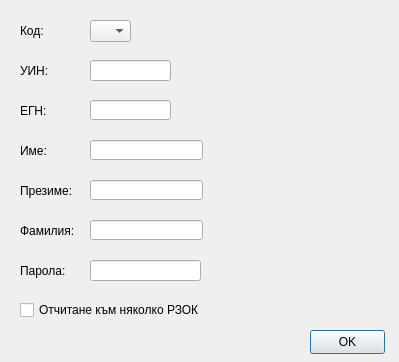
This is src/View/DoctorSettingsDialog/DoctorSettingsDialog.ui in thefinalcutbg/DinoDent as Qt 5 draws it before an edit. The edited form follows.
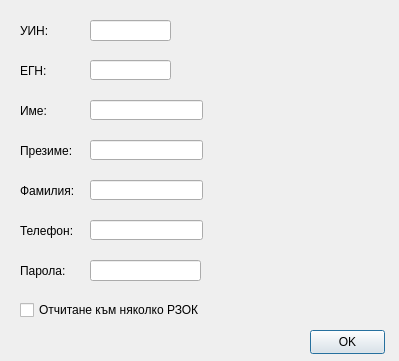
This is the edited form. Custom widgets are drawn as their Qt base class.

Commit message: Doctor specialty moved to DoctorPractice

The edit to the form file:
```diff
--- a/src/View/DoctorSettingsDialog/DoctorSettingsDialog.ui
+++ b/src/View/DoctorSettingsDialog/DoctorSettingsDialog.ui
@@ -7,7 +7,7 @@
     <x>0</x>
     <y>0</y>
     <width>399</width>
-    <height>362</height>
+    <height>361</height>
    </rect>
   </property>
   <property name="sizePolicy">
@@ -23,7 +23,7 @@
    <property name="geometry">
     <rect>
      <x>90</x>
-     <y>60</y>
+     <y>20</y>
      <width>81</width>
      <height>21</height>
     </rect>
@@ -32,21 +32,11 @@
     <number>9</number>
    </property>
   </widget>
-  <widget class="QComboBox" name="specialty">
-   <property name="geometry">
-    <rect>
-     <x>90</x>
-     <y>20</y>
-     <width>41</width>
-     <height>22</height>
-    </rect>
-   </property>
-  </widget>
   <widget class="QLabel" name="label">
    <property name="geometry">
     <rect>
      <x>20</x>
-     <y>60</y>
+     <y>20</y>
      <width>49</width>
      <height>21</height>
     </rect>
@@ -59,7 +49,7 @@
    <property name="geometry">
     <rect>
      <x>20</x>
-     <y>140</y>
+     <y>100</y>
      <width>49</width>
      <height>21</height>
     </rect>
@@ -72,7 +62,7 @@
    <property name="geometry">
     <rect>
      <x>20</x>
-     <y>220</y>
+     <y>180</y>
      <width>71</width>
      <height>21</height>
     </rect>
@@ -85,7 +75,7 @@
    <property name="geometry">
     <rect>
      <x>20</x>
-     <y>100</y>
+     <y>60</y>
      <width>61</width>
      <height>21</height>
     </rect>
@@ -94,19 +84,6 @@
     <string>ЕГН:</string>
    </property>
   </widget>
-  <widget class="QLabel" name="label_5">
-   <property name="geometry">
-    <rect>
-     <x>20</x>
-     <y>20</y>
-     <width>41</width>
-     <height>21</height>
-    </rect>
-   </property>
-   <property name="text">
-    <string>Код:</string>
-   </property>
-  </widget>
   <widget class="QPushButton" name="okButton">
    <property name="geometry">
     <rect>
@@ -127,7 +104,7 @@
    <property name="geometry">
     <rect>
      <x>90</x>
-     <y>100</y>
+     <y>60</y>
      <width>81</width>
      <height>20</height>
     </rect>
@@ -172,7 +149,7 @@
    <property name="geometry">
     <rect>
      <x>90</x>
-     <y>140</y>
+     <y>100</y>
      <width>113</width>
      <height>20</height>
     </rect>
@@ -185,7 +162,7 @@
    <property name="geometry">
     <rect>
      <x>90</x>
-     <y>220</y>
+     <y>180</y>
      <width>113</width>
      <height>20</height>
     </rect>
@@ -227,7 +204,7 @@
    <property name="geometry">
     <rect>
      <x>90</x>
-     <y>180</y>
+     <y>140</y>
      <width>113</width>
      <height>20</height>
     </rect>
@@ -240,7 +217,7 @@
    <property name="geometry">
     <rect>
      <x>20</x>
-     <y>180</y>
+     <y>140</y>
      <width>71</width>
      <height>21</height>
     </rect>
@@ -262,6 +239,32 @@
     <string>Отчитане към няколко РЗОК</string>
    </property>
   </widget>
+  <widget class="LineEdit" name="phoneEdit">
+   <property name="geometry">
+    <rect>
+     <x>90</x>
+     <y>220</y>
+     <width>113</width>
+     <height>20</height>
+    </rect>
+   </property>
+   <property name="maxLength">
+    <number>50</number>
+   </property>
+  </widget>
+  <widget class="QLabel" name="label_8">
+   <property name="geometry">
+    <rect>
+     <x>20</x>
+     <y>220</y>
+     <width>71</width>
+     <height>21</height>
+    </rect>
+   </property>
+   <property name="text">
+    <string>Телефон:</string>
+   </property>
+  </widget>
  </widget>
  <layoutdefault spacing="6" margin="11"/>
  <customwidgets>
```
Left out of the diff: 3 changed lines with no effect on the pictures. The commit also changes 39 other files.
